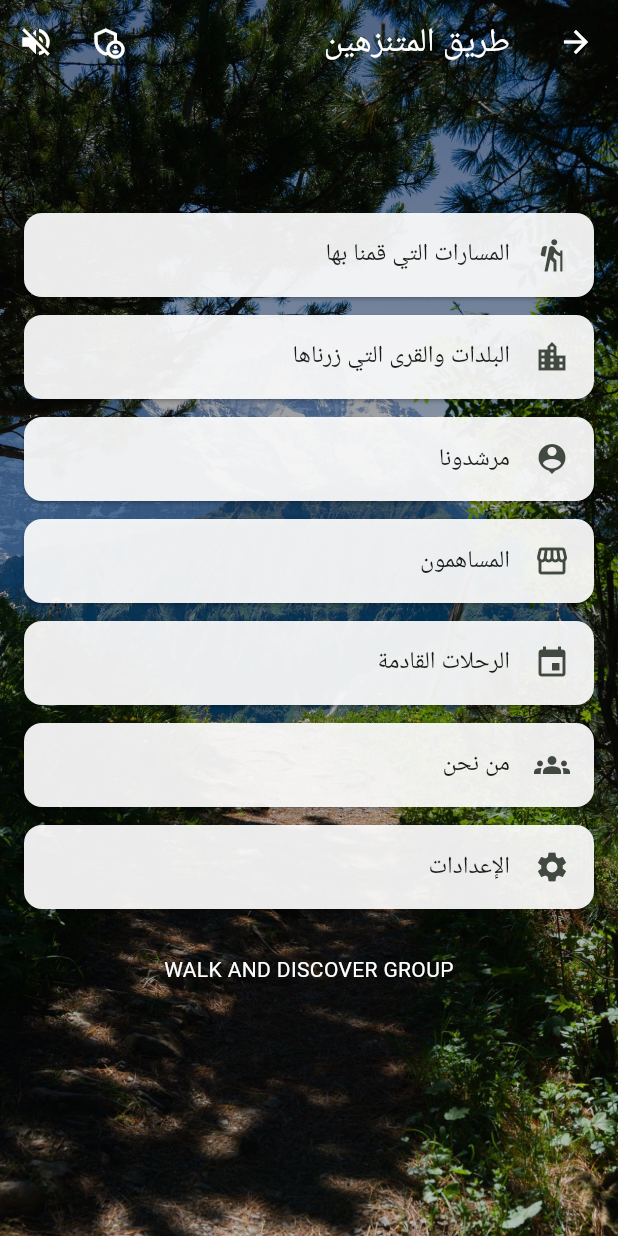
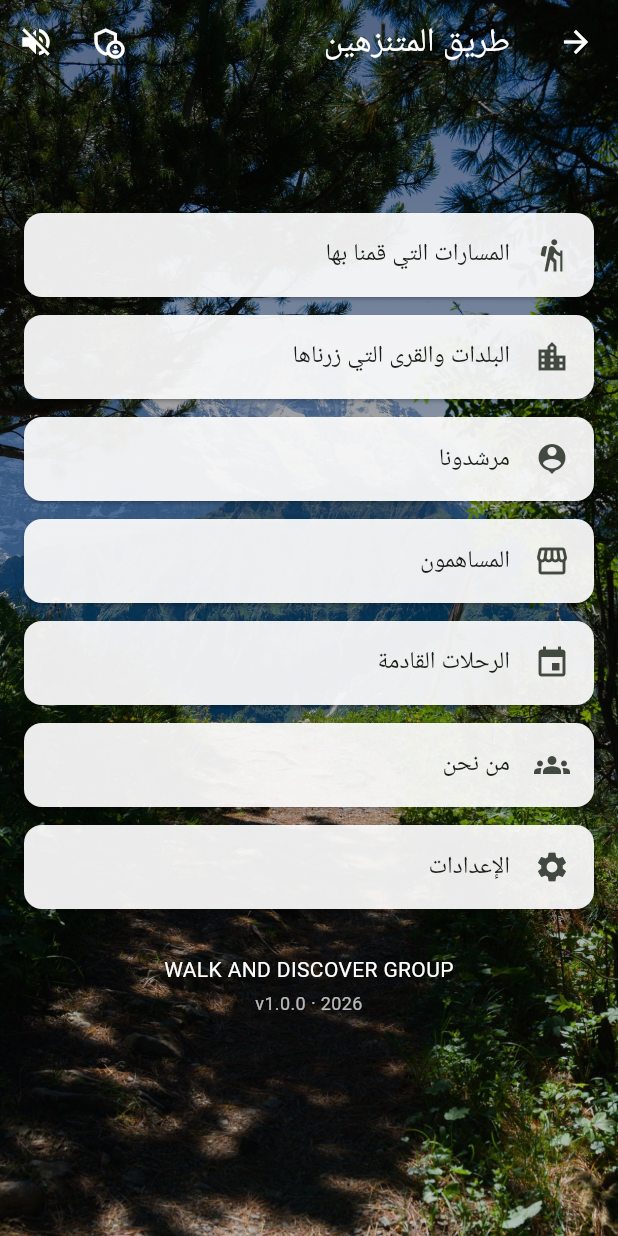
Before and after one commit to moujab/hickersready, a Flutter app: the HomeScreen screen opened directly, on a phone screen of 412 x 824 dp. Run offline on Flutter 3.47's test engine with Material 3 defaults, Android fonts, the phone set to English and light mode, and no system bars; our stand-ins replace audioplayers, package_info_plus; network calls fail.

Commit message:
Show app version and year under the group name on the home screen

```diff
--- a/lib/screens/home_screen.dart
+++ b/lib/screens/home_screen.dart
@@ -1,4 +1,5 @@
 import 'package:flutter/material.dart';
+import 'package:package_info_plus/package_info_plus.dart';
 
 import '../data/admin_session.dart';
 import '../data/background_audio.dart';
@@ -182,9 +183,22 @@ class HomeScreen extends StatelessWidget {
             Padding(
               padding: const EdgeInsets.symmetric(vertical: 24),
               child: Center(
-                child: Text(
-                  l10n.groupName,
-                  style: const TextStyle(color: Colors.white),
+                child: Column(
+                  children: [
+                    Text(l10n.groupName, style: const TextStyle(color: Colors.white)),
+                    const SizedBox(height: 4),
+                    FutureBuilder<PackageInfo>(
+                      future: PackageInfo.fromPlatform(),
+                      builder: (context, snapshot) {
+                        final version = snapshot.data?.version;
+                        final year = DateTime.now().year;
+                        return Text(
+                          version == null ? '$year' : 'v$version · $year',
+                          style: TextStyle(color: Colors.white.withValues(alpha: 0.7), fontSize: 12),
+                        );
+                      },
+                    ),
+                  ],
                 ),
               ),
             ),
--- a/pubspec.yaml
+++ b/pubspec.yaml
@@ -40,6 +40,7 @@ dependencies:
   audioplayers: ^6.8.1
   crypto: ^3.0.6
   http: ^1.2.2
+  package_info_plus: ^10.2.1
 
 dev_dependencies:
   flutter_test:
```
Also changed, not shown: pubspec.lock.
